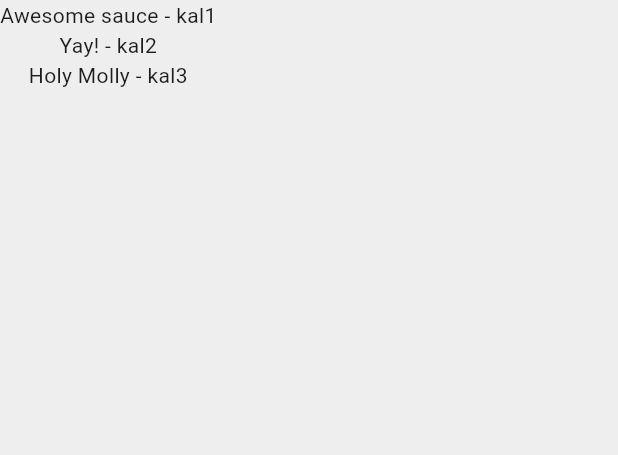
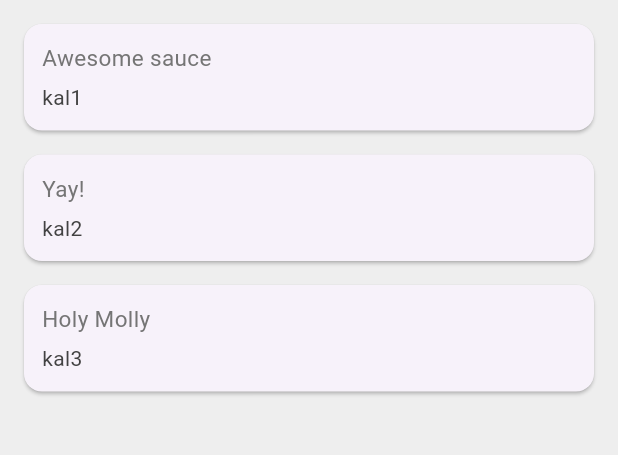
Before and after one commit to KalZheng/Flutter-Quotes, a Flutter app: the screen it shows after launch, on a phone screen of 412 x 824 dp, the part 84-539 px from its top. Run offline on Flutter 3.47's test engine with Material 3 defaults, Android fonts, the phone set to English and light mode, and no system bars; missing offline and left inert: dart:ffi.

Commit message:
change listing display to column objects

```diff
--- a/lib/main.dart
+++ b/lib/main.dart
@@ -1,3 +1,5 @@
+import 'dart:ffi';
+
 import 'package:flutter/material.dart';
 import 'quote.dart';
 
@@ -22,6 +24,35 @@ class _QuoteListState extends State<QuoteList> {
     Quote(author: 'kal3', text: 'Holy Molly'),
   ];
 
+  Widget quoteTemplate(quote){
+    return Card(
+        margin: EdgeInsets.fromLTRB(16, 16, 16, 0),
+        child: Padding(
+          padding: const EdgeInsets.all(12),
+          child: Column(
+            crossAxisAlignment: CrossAxisAlignment.stretch,
+            children: [
+              Text(
+                quote.text,
+                style: TextStyle(
+                  fontSize: 15,
+                  color: Colors.grey[600],
+                ),
+              ),
+              SizedBox(height: 6),
+              Text(
+                quote.author,
+                style: TextStyle(
+                  fontSize: 14,
+                  color: Colors.grey[800],
+                ),
+              ),
+            ],
+          ),
+        ),
+    );
+  }
+
 
   @override
   Widget build(BuildContext context) {
@@ -33,7 +64,7 @@ class _QuoteListState extends State<QuoteList> {
         backgroundColor: Colors.redAccent,
       ),
       body: Column(
-        children: quotes.map((quote) => Text('${quote.text} - ${quote.author}')).toList(),
+        children: quotes.map((quote) => quoteTemplate(quote)).toList(),
       ),
     );
   }
```
